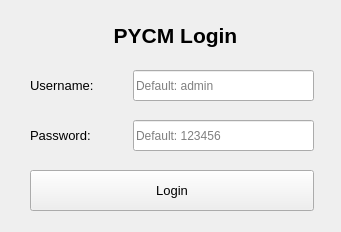
The window that Console/UI/LoginUI.ui (yang-zhongtian/PYCM) describes before a commit, drawn with Qt 5.
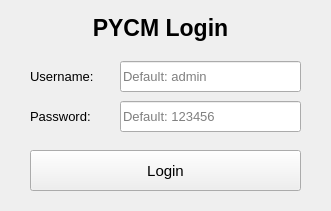
The same window after the commit. Icons and pictures are not drawn.

Patch:
```diff
--- a/Console/UI/LoginUI.ui
+++ b/Console/UI/LoginUI.ui
@@ -9,20 +9,20 @@
    <rect>
     <x>0</x>
     <y>0</y>
-    <width>341</width>
-    <height>232</height>
+    <width>331</width>
+    <height>211</height>
    </rect>
   </property>
   <property name="minimumSize">
    <size>
-    <width>341</width>
-    <height>232</height>
+    <width>331</width>
+    <height>211</height>
    </size>
   </property>
   <property name="maximumSize">
    <size>
-    <width>341</width>
-    <height>232</height>
+    <width>331</width>
+    <height>211</height>
    </size>
   </property>
   <property name="windowTitle">
@@ -35,12 +35,17 @@
   <widget class="QLineEdit" name="username">
    <property name="geometry">
     <rect>
-     <x>133</x>
-     <y>70</y>
+     <x>120</x>
+     <y>61</y>
      <width>181</width>
      <height>31</height>
     </rect>
    </property>
+   <property name="font">
+    <font>
+     <pointsize>10</pointsize>
+    </font>
+   </property>
    <property name="placeholderText">
     <string>Default: admin</string>
    </property>
@@ -48,12 +53,17 @@
   <widget class="QLineEdit" name="password">
    <property name="geometry">
     <rect>
-     <x>133</x>
-     <y>120</y>
+     <x>120</x>
+     <y>101</y>
      <width>181</width>
      <height>31</height>
     </rect>
    </property>
+   <property name="font">
+    <font>
+     <pointsize>10</pointsize>
+    </font>
+   </property>
    <property name="echoMode">
     <enum>QLineEdit::Password</enum>
    </property>
@@ -65,14 +75,14 @@
    <property name="geometry">
     <rect>
      <x>30</x>
-     <y>20</y>
-     <width>291</width>
+     <y>12</y>
+     <width>261</width>
      <height>31</height>
     </rect>
    </property>
    <property name="font">
     <font>
-     <pointsize>16</pointsize>
+     <pointsize>17</pointsize>
      <weight>75</weight>
      <bold>true</bold>
     </font>
@@ -91,8 +101,8 @@
    <property name="geometry">
     <rect>
      <x>30</x>
-     <y>70</y>
-     <width>101</width>
+     <y>61</y>
+     <width>81</width>
      <height>31</height>
     </rect>
    </property>
@@ -109,8 +119,8 @@
    <property name="geometry">
     <rect>
      <x>30</x>
-     <y>120</y>
-     <width>91</width>
+     <y>101</y>
+     <width>81</width>
      <height>31</height>
     </rect>
    </property>
@@ -130,14 +140,14 @@
    <property name="geometry">
     <rect>
      <x>30</x>
-     <y>170</y>
-     <width>284</width>
+     <y>150</y>
+     <width>271</width>
      <height>41</height>
     </rect>
    </property>
    <property name="font">
     <font>
-     <pointsize>10</pointsize>
+     <pointsize>11</pointsize>
     </font>
    </property>
    <property name="text">
```
